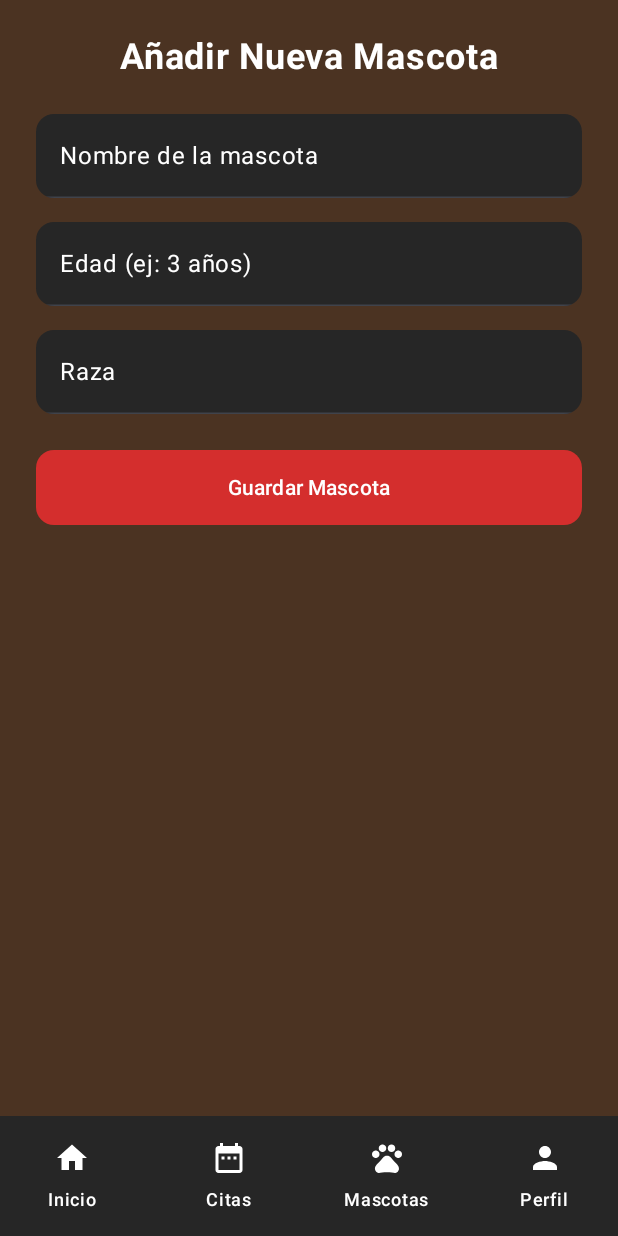
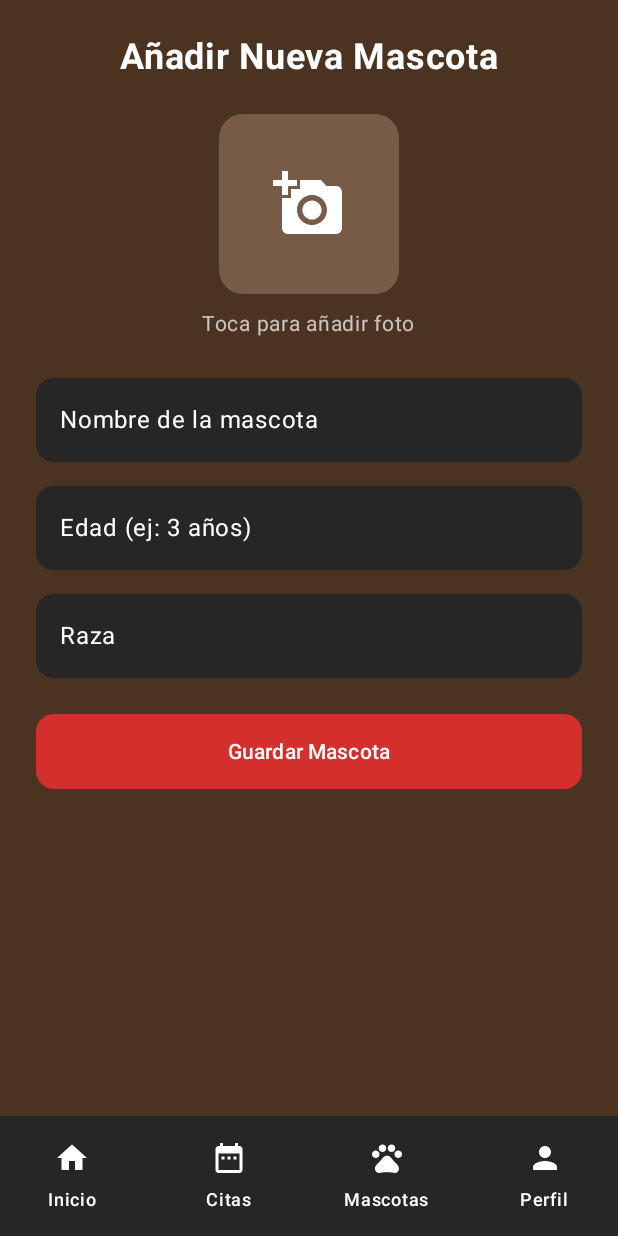
Before and after one commit to Melmin2727/aplicacion_1, an Android app built with Jetpack Compose: the AddPetScreen screen opened through its navigation route, on a phone screen of 412 x 824 dp. Run offline under Robolectric (Android 15) with nearby library versions, the phone set to English and light mode, and no system bars.

Commit message:
Segundo commit

```diff
--- a/app/build.gradle.kts
+++ b/app/build.gradle.kts
@@ -58,4 +58,5 @@ dependencies {
     debugImplementation(libs.androidx.ui.tooling)
     debugImplementation(libs.androidx.ui.test.manifest)
     implementation("androidx.compose.material:material-icons-extended:1.5.4")
+    implementation("io.coil-kt:coil-compose:2.6.0") // O la versión más reciente compatible
 }
--- a/app/src/main/java/com/example/aplicacion_1/model/Pet.kt
+++ b/app/src/main/java/com/example/aplicacion_1/model/Pet.kt
@@ -1,9 +1,11 @@
 package com.example.aplicacion_1.model
+
+import android.net.Uri
 
 data class Pet(
     val id: Int,
     val name: String,
     val age: String,
     val breed: String,
-    val photo: Int // Int se usa para el ID del recurso de imagen
+    val photoUri: Uri? = null // Usa Uri para la imagen
 )
--- a/app/src/main/java/com/example/aplicacion_1/ui/screens/AddPetScreen.kt
+++ b/app/src/main/java/com/example/aplicacion_1/ui/screens/AddPetScreen.kt
@@ -1,22 +1,29 @@
 package com.example.aplicacion_1.ui.screens
 
+import android.net.Uri
+import androidx.activity.compose.rememberLauncherForActivityResult
+import androidx.activity.result.contract.ActivityResultContracts
+import androidx.compose.foundation.Image
 import androidx.compose.foundation.background
+import androidx.compose.foundation.clickable
 import androidx.compose.foundation.layout.*
 import androidx.compose.foundation.shape.RoundedCornerShape
-import androidx.compose.foundation.text.KeyboardOptions
+import androidx.compose.material.icons.Icons
+import androidx.compose.material.icons.filled.AddAPhoto
 import androidx.compose.material3.*
 import androidx.compose.runtime.*
 import androidx.compose.ui.Alignment
 import androidx.compose.ui.Modifier
 import androidx.compose.ui.draw.clip
 import androidx.compose.ui.graphics.Color
+import androidx.compose.ui.layout.ContentScale
+import androidx.compose.ui.platform.LocalContext
 import androidx.compose.ui.text.font.FontWeight
-import androidx.compose.ui.text.input.KeyboardType
 import androidx.compose.ui.unit.dp
 import androidx.compose.ui.unit.sp
+import coil.compose.rememberAsyncImagePainter
 import com.example.aplicacion_1.data.addPet
 import com.example.aplicacion_1.model.Pet
-import com.example.aplicacion_1.R
 
 @OptIn(ExperimentalMaterial3Api::class)
 @Composable
@@ -24,6 +31,15 @@ fun AddPetScreen(onPetAdded: () -> Unit) {
     var name by remember { mutableStateOf("") }
     var age by remember { mutableStateOf("") }
     var breed by remember { mutableStateOf("") }
+    var selectedImageUri by remember { mutableStateOf<Uri?>(null) }
+    val context = LocalContext.current
+
+    val imagePickerLauncher = rememberLauncherForActivityResult(
+        contract = ActivityResultContracts.GetContent(),
+        onResult = { uri: Uri? ->
+            selectedImageUri = uri
+        }
+    )
 
     Column(
         modifier = Modifier
@@ -40,23 +56,49 @@ fun AddPetScreen(onPetAdded: () -> Unit) {
             modifier = Modifier.padding(bottom = 24.dp)
         )
 
-        // Campo de texto para el nombre
+        Box(
+            modifier = Modifier
+                .size(120.dp)
+                .clip(RoundedCornerShape(16.dp))
+                .background(Color(0xFF785B46))
+                .clickable { imagePickerLauncher.launch("image/*") },
+            contentAlignment = Alignment.Center
+        ) {
+            if (selectedImageUri != null) {
+                Image(
+                    painter = rememberAsyncImagePainter(selectedImageUri),
+                    contentDescription = "Imagen de la mascota",
+                    modifier = Modifier.fillMaxSize(),
+                    contentScale = ContentScale.Crop
+                )
+            } else {
+                Icon(
+                    imageVector = Icons.Default.AddAPhoto,
+                    contentDescription = "Añadir foto de mascota",
+                    tint = Color.White,
+                    modifier = Modifier.size(48.dp)
+                )
+            }
+        }
+        Text(
+            text = "Toca para añadir foto",
+            color = Color.White.copy(alpha = 0.7f),
+            fontSize = 14.sp,
+            modifier = Modifier.padding(top = 8.dp, bottom = 24.dp)
+        )
+
         CustomTextField(
             value = name,
             onValueChange = { name = it },
             label = "Nombre de la mascota"
         )
         Spacer(modifier = Modifier.height(16.dp))
-
-        // Campo de texto para la edad
         CustomTextField(
             value = age,
             onValueChange = { age = it },
             label = "Edad (ej: 3 años)"
         )
         Spacer(modifier = Modifier.height(16.dp))
-
-        // Campo de texto para la raza
         CustomTextField(
             value = breed,
             onValueChange = { breed = it },
@@ -64,21 +106,17 @@ fun AddPetScreen(onPetAdded: () -> Unit) {
         )
         Spacer(modifier = Modifier.height(24.dp))
 
-        // Botón para guardar
         Button(
             onClick = {
-                // Genera un ID único (aquí se usa un número aleatorio para simplificar)
                 val newId = (100..1000).random()
                 val newPet = Pet(
                     id = newId,
                     name = name,
                     age = age,
                     breed = breed,
-                    photo = R.drawable.perro // Imagen por defecto
+                    photoUri = selectedImageUri
                 )
-                // Llama a la función del CRUD para añadir la mascota
                 addPet(newPet)
-                // Regresa a la pantalla anterior
                 onPetAdded()
             },
             modifier = Modifier
@@ -92,7 +130,6 @@ fun AddPetScreen(onPetAdded: () -> Unit) {
     }
 }
 
-// Composable para campos de texto reutilizables
 @OptIn(ExperimentalMaterial3Api::class)
 @Composable
 fun CustomTextField(value: String, onValueChange: (String) -> Unit, label: String) {
@@ -103,15 +140,17 @@ fun CustomTextField(value: String, onValueChange: (String) -> Unit, label: Strin
         modifier = Modifier
             .fillMaxWidth()
             .clip(RoundedCornerShape(12.dp)),
-        colors = TextFieldDefaults.colors(
-            focusedContainerColor = Color(0xFF262626),
-            unfocusedContainerColor = Color(0xFF262626),
+        colors = TextFieldDefaults.colors( // <-- ¡Línea corregida!
+            focusedContainerColor = Color(0xFF262626), // Añade color para el estado de foco
+            unfocusedContainerColor = Color(0xFF262626), // Añade color para el estado sin foco
             disabledContainerColor = Color(0xFF262626),
             cursorColor = Color.White,
             focusedTextColor = Color.White,
-            unfocusedTextColor = Color.White
+            unfocusedTextColor = Color.White,
+            focusedIndicatorColor = Color.Transparent,
+            unfocusedIndicatorColor = Color.Transparent,
+            disabledIndicatorColor = Color.Transparent,
         ),
-        singleLine = true,
-        keyboardOptions = KeyboardOptions(keyboardType = KeyboardType.Text)
+        singleLine = true
     )
 }
```
Also changed, not shown: app/src/main/java/com/example/aplicacion_1/data/DataSource.kt (+11 -6 lines), app/src/main/java/com/example/aplicacion_1/ui/screens/PetListScreen.kt (+15 -4 lines), app/src/main/java/com/example/aplicacion_1/ui/screens/PetProfileScreen.kt (+64 -27 lines).
